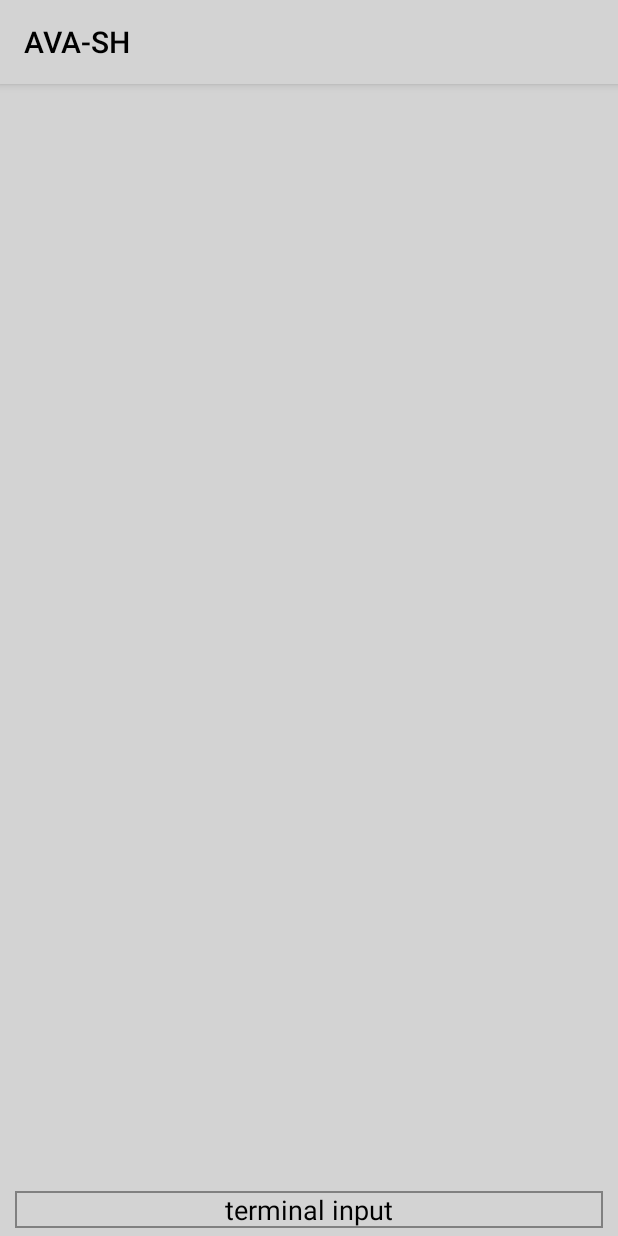
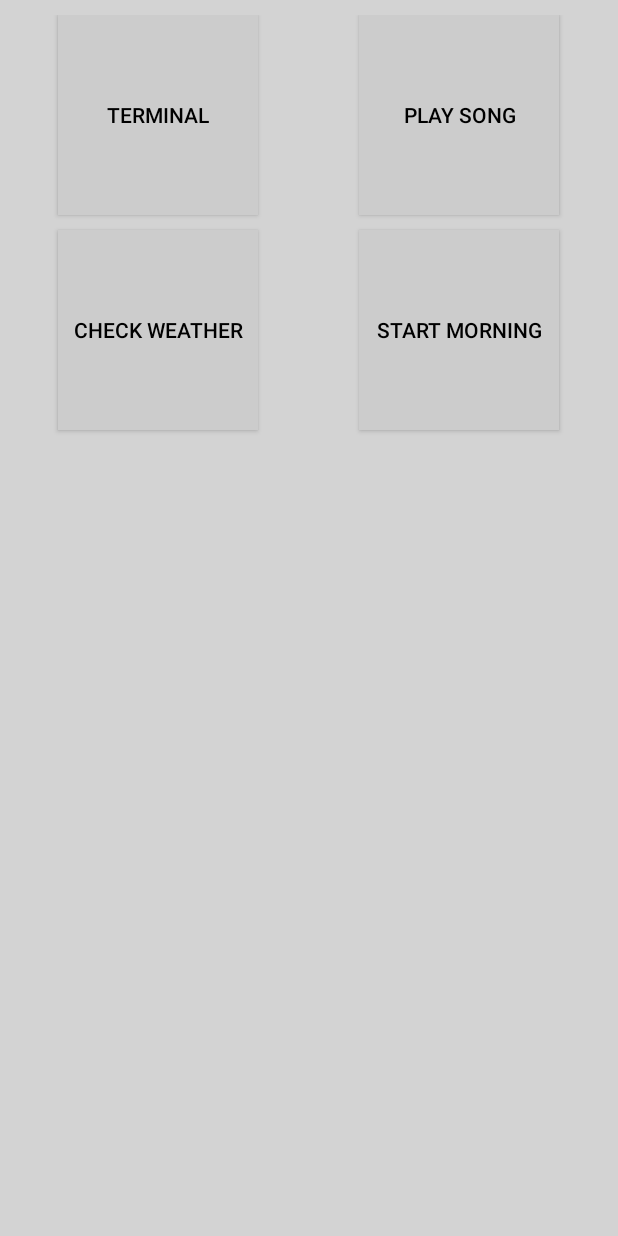
Before and after one commit to SYSC-3010-F5/AVA-SH, an Android app: the screen it shows after launch (Terminal before the commit, MainActivity after it), on a phone screen of 412 x 824 dp. Run offline under Robolectric (Android 15) with nearby library versions, the light colour scheme and no system bars.

Commit message:
Simply backing up non finished work

```diff
--- /dev/null
+++ b/src/app/AVA-SH/app/src/main/java/f5/ava_sh/ButtonAdapter.java
@@ -0,0 +1,82 @@
+package f5.ava_sh;
+
+import android.content.Context;
+import android.view.View;
+import android.view.ViewGroup;
+import android.widget.BaseAdapter;
+import android.widget.GridView;
+import android.widget.Button;
+import android.graphics.Color;
+
+/**
+ * Created by Slate on 2017-02-21.
+ *//**
+ *Class:                ButtonAdapter.java
+ *Project:          	AVA Smart Home
+ *Author:               Nathaniel Charlebois
+ *Date of Update:       21/02/2017
+ *Version:              0.0.0
+ *
+ *Purpose:              The bridge between UI components and data sources.
+ *
+ *
+ *
+ *
+ *Update Log			v.0.0.0
+ *                          -Initial class creation
+ *
+ *
+ */
+
+public class ButtonAdapter extends BaseAdapter {
+
+    private Context mContext;
+    public String[] buttonNames = {
+            "Terminal",
+            "Play Song",
+            "Check Weather",
+            "Start Morning"
+    };
+
+    public ButtonAdapter(Context c) {
+        mContext = c;
+    }
+
+    public int getCount() {
+        return buttonNames.length;
+    }
+
+    public Object getItem(int position) {
+        return null;
+    }
+
+    // Require for structure, not really used in my code. Can
+    // be used to get the id of an item in the adapter for
+    // manual control.
+    public long getItemId(int position) {
+        return position;
+    }
+
+    // create a new Button for each item referenced by the Adapter
+    public View getView(int position, View convertView, ViewGroup parent) {
+        Button btn;
+        if (convertView == null) {
+            // if it's not recycled, initialize some attributes
+            btn = new Button(mContext);
+            btn.setLayoutParams(new GridView.LayoutParams(200, 200));
+            btn.setPadding(10, 10, 10, 10);
+        }
+        else {
+            btn = (Button) convertView;
+        }
+
+        btn.setText(buttonNames[position]);
+        btn.setTextColor(Color.BLACK);
+        btn.setBackgroundColor(Color.LTGRAY);
+        btn.setId(position);
+
+        return btn;
+
+    }
+
+}
--- /dev/null
+++ b/src/app/AVA-SH/app/src/main/java/f5/ava_sh/MainActivity.java
@@ -0,0 +1,44 @@
+package f5.ava_sh;
+
+import android.os.Bundle;
+import android.app.Activity;
+
+import android.view.View;
+import android.widget.AdapterView;
+import android.widget.GridView;
+import android.widget.Toast;
+import android.widget.AdapterView.OnItemClickListener;
+
+/**
+ *Class:                MainActivity.java
+ *Project:          	AVA Smart Home
+ *Author:               Nathaniel Charlebois
+ *Date of Update:       21/02/2017
+ *Version:              0.0.0
+ *
+ *Purpose:              The main activity from which commands may be launched
+ *
+ *
+ *
+ *Update Log			v.0.0.0
+ *                          -Initial class creation
+ *
+ *
+ */
+
+public class MainActivity extends Activity {
+
+    @Override
+    protected void onCreate(Bundle savedInstanceState) {
+
+        super.onCreate(savedInstanceState);
+        setContentView(R.layout.activity_main);
+
+        GridView gridview = (GridView) findViewById(R.id.gridview);
+        gridview.setAdapter(new ButtonAdapter(this));
+
+
+
+    }
+
+}
--- /dev/null
+++ b/src/app/AVA-SH/app/src/main/res/layout/activity_main.xml
@@ -0,0 +1,25 @@
+<?xml version="1.0" encoding="utf-8"?>
+<RelativeLayout xmlns:android="http://schemas.android.com/apk/res/android"
+    xmlns:tools="http://schemas.android.com/tools"
+    android:id="@+id/activity_main"
+    android:layout_width="match_parent"
+    android:layout_height="match_parent"
+    android:paddingBottom="@dimen/activity_bottom_margin"
+    android:paddingLeft="@dimen/activity_horizontal_margin"
+    android:paddingRight="@dimen/activity_horizontal_margin"
+    android:paddingTop="@dimen/activity_vertical_margin"
+    tools:context="f5.ava_sh.MainActivity"
+    android:background="@color/main_background">
+
+<GridView xmlns:android="http://schemas.android.com/apk/res/android"
+    android:id="@+id/gridview"
+    android:layout_width="match_parent"
+    android:layout_height="match_parent"
+    android:columnWidth="90dp"
+    android:numColumns= "2"
+    android:verticalSpacing="10dp"
+    android:horizontalSpacing="10dp"
+    android:stretchMode="columnWidth"
+    android:gravity="center" />
+
+</RelativeLayout>
--- a/src/app/AVA-SH/app/src/main/res/layout/activity_terminal.xml
+++ b/src/app/AVA-SH/app/src/main/res/layout/activity_terminal.xml
@@ -8,7 +8,7 @@
     android:paddingLeft="@dimen/activity_horizontal_margin"
     android:paddingRight="@dimen/activity_horizontal_margin"
     android:paddingTop="@dimen/activity_vertical_margin"
-    tools:context="f5.ava_sh.Terminal"
+    tools:context="f5.ava_sh.TerminalActivity"
     android:background="@color/main_background">
 
     <EditText
@@ -32,6 +32,7 @@
         android:background="@drawable/border"
         android:selectAllOnFocus="true" />
 
+
     <TextView
         android:text=""
         android:layout_width="wrap_content"
```
Also changed, not shown: src/app/AVA-SH/app/build.gradle (+5 -2 lines), src/app/AVA-SH/app/src/main/AndroidManifest.xml (+7 -3 lines), src/app/AVA-SH/app/src/main/java/f5/ava_sh/TerminalActionListener.java (+8 -10 lines), src/app/AVA-SH/app/src/main/java/f5/ava_sh/TerminalActivity.java (renamed from src/app/AVA-SH/app/src/main/java/f5/ava_sh/Terminal.java, +20 -3 lines), src/app/AVA-SH/app/src/main/res/drawable/border.xml (+12 -5 lines), src/app/AVA-SH/app/src/main/res/drawable/ic_info_black_24dp.xml (added, +9 -0 lines), src/app/AVA-SH/app/src/main/res/drawable/ic_notifications_black_24dp.xml (added, +9 -0 lines), src/app/AVA-SH/app/src/main/res/drawable/ic_sync_black_24dp.xml (added, +9 -0 lines), src/app/AVA-SH/app/src/main/res/values/strings.xml (+75 -0 lines), 1 other file.
